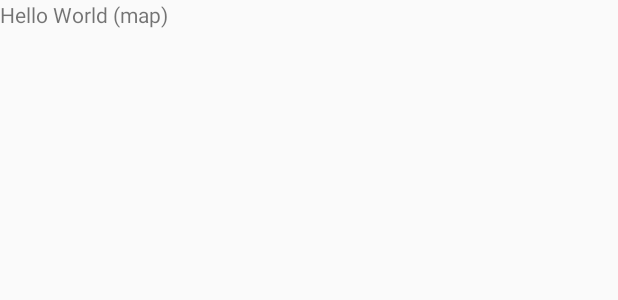
After one commit to servalproject/succinct, an Android app: the layout fragment_map.xml on its own in the app's theme, with its tools: preview values and no code run, on a phone screen of 412 x 824 dp. The commit adds this screen. Shown: the top 300 px of the screen. Run offline under Robolectric (Android 15) with nearby library versions, the phone set to English and light mode, and no system bars.

Commit message:
Add fragment for map

```diff
--- a/app/build.gradle
+++ b/app/build.gradle
@@ -62,5 +62,6 @@ dependencies {
     compile 'com.android.support:appcompat-v7:25.3.1'
     compile 'com.android.support:design:25.3.1'
     compile 'com.android.support.constraint:constraint-layout:1.0.2'
+    compile 'com.android.support:support-v4:25.3.1'
     testCompile 'junit:junit:4.12'
 }
--- /dev/null
+++ b/app/src/main/res/layout/fragment_map.xml
@@ -0,0 +1,12 @@
+<FrameLayout xmlns:android="http://schemas.android.com/apk/res/android"
+    xmlns:tools="http://schemas.android.com/tools"
+    android:layout_width="match_parent"
+    android:layout_height="match_parent"
+    tools:context=".MapFragment">
+
+    <TextView
+        android:layout_width="match_parent"
+        android:layout_height="match_parent"
+        android:text="Hello World (map)" />
+
+</FrameLayout>
```
Also changed, not shown: app/src/main/java/org/servalproject/succinct/MainActivity.java (+14 -3 lines), app/src/main/java/org/servalproject/succinct/MapFragment.java (added, +42 -0 lines), app/src/main/res/layout/app_bar_main.xml (+7 -0 lines).
